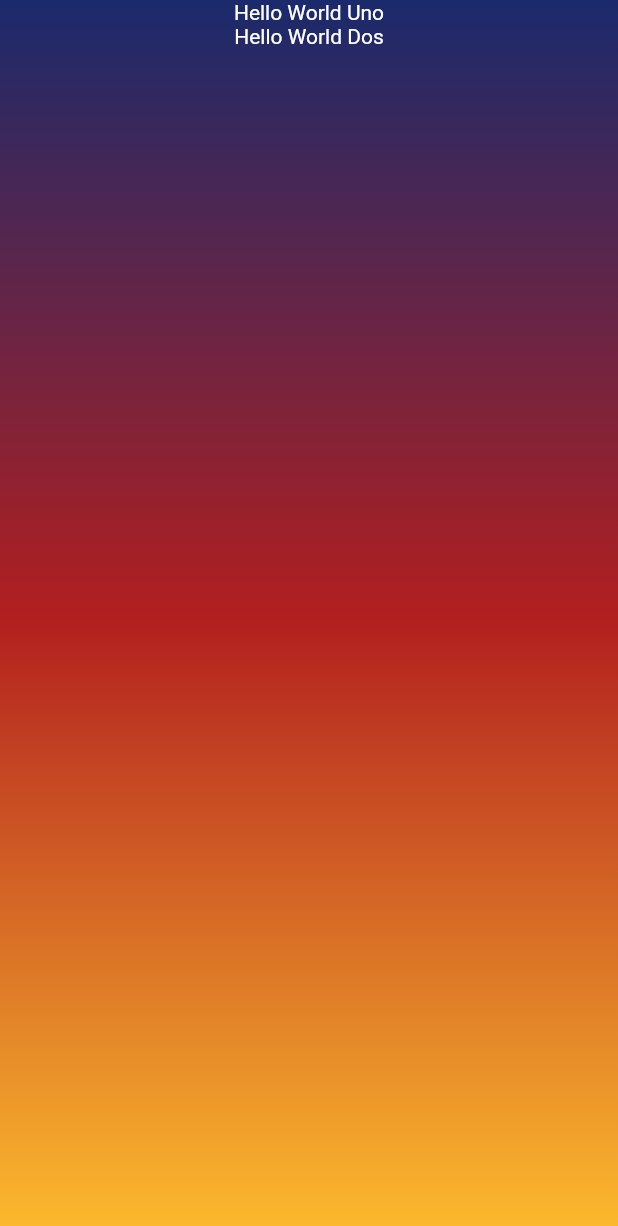
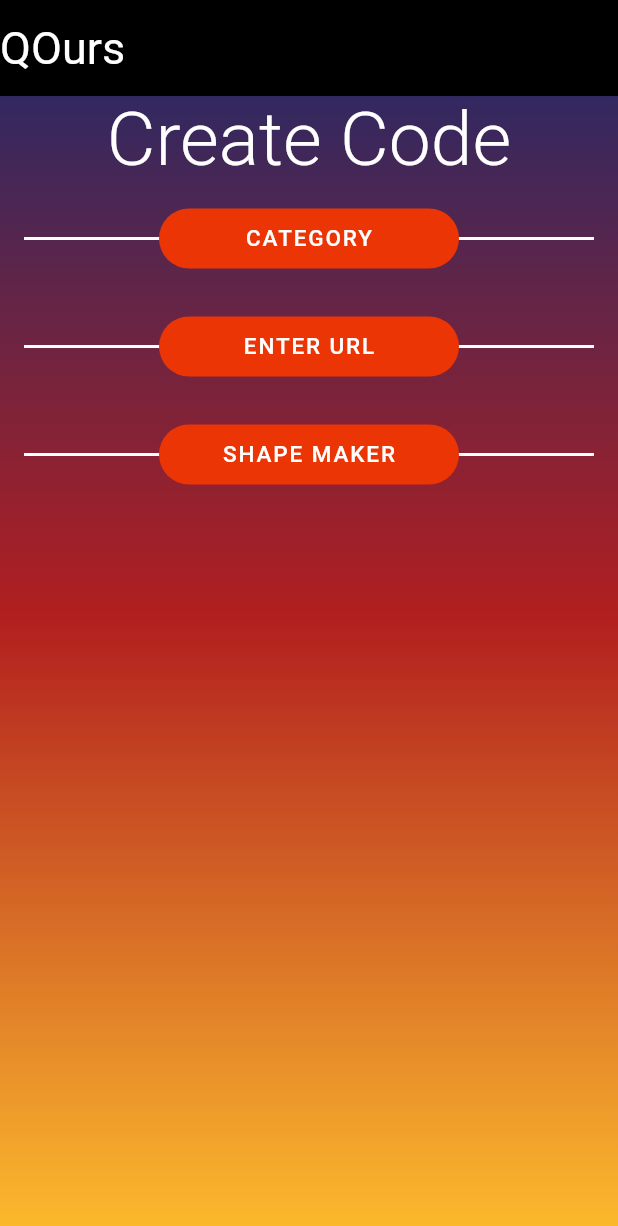
Before and after one commit to yashgharat/QOurs, a Flutter app: the screen it shows after launch, on a phone screen of 412 x 824 dp. Shown: the top 1226 px of the screen. Run offline on Flutter 3.47's test engine with Material 2 defaults, Android fonts, the phone set to English and light mode, and no system bars.

Commit message:
dividers and navbar

```diff
--- a/lib/pages/landing_page.dart
+++ b/lib/pages/landing_page.dart
@@ -1,5 +1,7 @@
 import 'package:flutter/material.dart';
 import '../extensions/hex_color.dart';
+import '../widgets/landing_page_divider.dart';
+import '../widgets/navigation_bar.dart';
 
 class LandingPage extends StatelessWidget {
   @override
@@ -19,14 +21,12 @@ class LandingPage extends StatelessWidget {
         body: Center(
           child: Column(
             children: <Widget>[
-              Text(
-                'Hello World Uno',
-                style: TextStyle(color: Colors.white),
-              ),
-              Text(
-                'Hello World Dos',
-                style: TextStyle(color: Colors.white),
-              )
+              NavigationBar(),
+              Text('Create Code',
+                  style: TextStyle(color: Colors.white, fontSize: 50, fontWeight: FontWeight.w300)),
+              FabDivider('Category'),
+              FabDivider('Enter Url'),
+              FabDivider('Shape Maker'),
             ],
           ),
         ),
--- /dev/null
+++ b/lib/widgets/landing_page_divider.dart
@@ -0,0 +1,44 @@
+import 'package:flutter/material.dart';
+import '../extensions/hex_color.dart';
+
+class FabDivider extends StatelessWidget {
+  String buttonText;
+
+  FabDivider(this.buttonText);
+  @override
+  Widget build(BuildContext context) {
+    return Container(
+      alignment: Alignment.center,
+      padding: EdgeInsets.all(16.0),
+      child: Stack(
+        alignment: Alignment.center,
+        children: <Widget>[
+          SizedBox(
+              width: 700,
+              child: Divider(
+                color: Colors.white,
+                thickness: 2.0,
+              )),
+          Container(
+              width: 200,
+              height: 40,
+              decoration: BoxDecoration(
+                  color: HexColor.fromHex('EB3505'),
+                  borderRadius: BorderRadius.circular(20.0)),
+              child: Container(
+                alignment: Alignment.center,
+                child: Text(
+                  this.buttonText.toUpperCase(),
+                  style: TextStyle(
+                    color: Colors.white,
+                    fontWeight: FontWeight.w500,
+                    fontSize: 15,
+                    letterSpacing: 1.25,
+                  ),
+                ),
+              ))
+        ],
+      ),
+    );
+  }
+}
--- /dev/null
+++ b/lib/widgets/navigation_bar.dart
@@ -0,0 +1,17 @@
+import 'package:flutter/material.dart';
+
+class NavigationBar extends StatelessWidget {
+  @override
+  Widget build(BuildContext context) {
+    return Container(
+      height: 64,
+      width: double.infinity,
+      color: Colors.black,
+      child: Row(
+        children: <Widget>[
+          Text('QOurs', style: TextStyle(color: Colors.white, fontSize: 30,))
+        ],
+      )
+    );
+  }
+}
```
